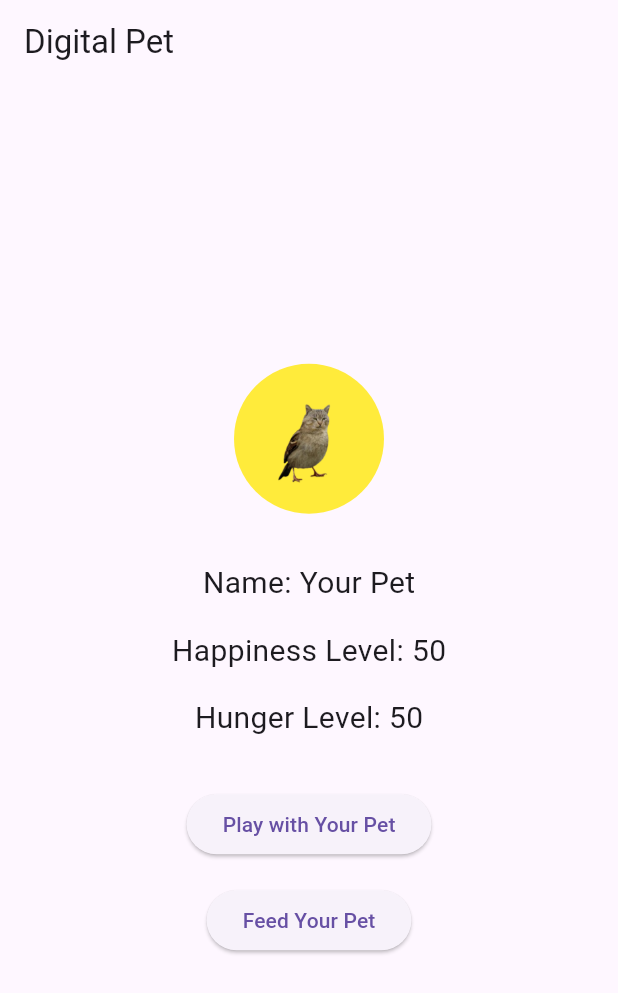
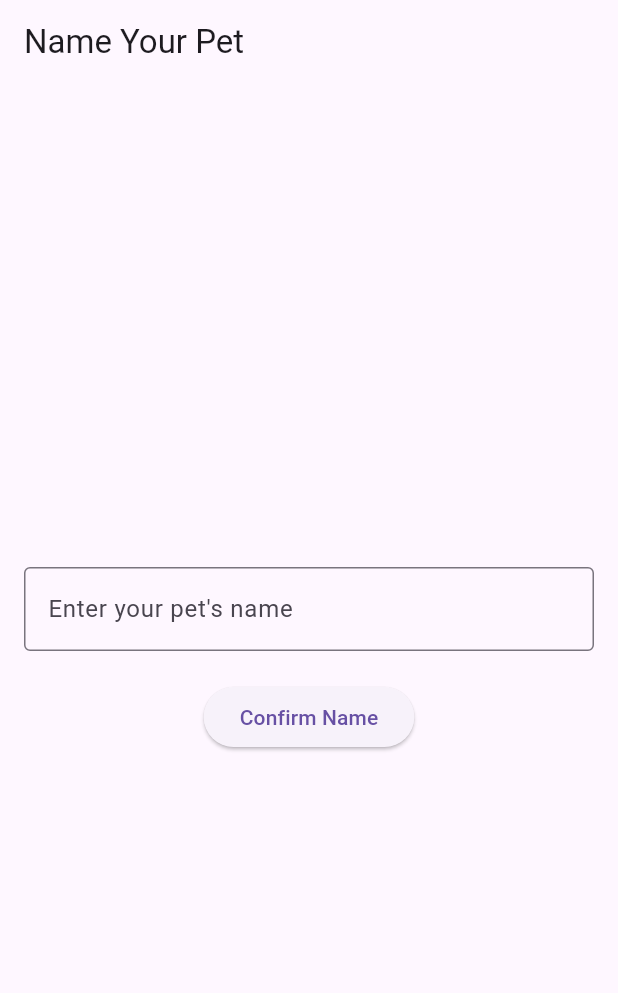
Before and after one commit to YummyFrog/mad_inclass5, a Flutter app: the screen it shows after launch, on a phone screen of 412 x 824 dp. Shown: the top 993 px of the screen. Run offline on Flutter 3.47's test engine with Material 3 defaults, Android fonts, the phone set to English and light mode, and no system bars.

Commit message:
added name and automatic hunger

```diff
--- a/lib/main.dart
+++ b/lib/main.dart
@@ -1,22 +1,107 @@
 import 'package:flutter/material.dart';
+import 'dart:async'; // Import Timer from dart:async
 
 void main() {
   runApp(
     MaterialApp(
-      home: DigitalPetApp(),
+      home: PetNameInputScreen(),
     ),
   );
 }
 
+// Screen for entering the pet's name
+class PetNameInputScreen extends StatefulWidget {
+  @override
+  _PetNameInputScreenState createState() => _PetNameInputScreenState();
+}
+
+class _PetNameInputScreenState extends State<PetNameInputScreen> {
+  final TextEditingController _nameController = TextEditingController();
+
+  void _navigateToDigitalPetApp(BuildContext context) {
+    if (_nameController.text.trim().isEmpty) {
+      // Show an error if the name is empty
+      ScaffoldMessenger.of(context).showSnackBar(
+        SnackBar(content: Text('Please enter a name for your pet!')),
+      );
+    } else {
+      // Navigate to the main app screen with the pet's name
+      Navigator.of(context).pushReplacement(
+        MaterialPageRoute(
+          builder: (context) => DigitalPetApp(petName: _nameController.text.trim()),
+        ),
+      );
+    }
+  }
+
+  @override
+  Widget build(BuildContext context) {
+    return Scaffold(
+      appBar: AppBar(
+        title: Text('Name Your Pet'),
+      ),
+      body: Padding(
+        padding: const EdgeInsets.all(16.0),
+        child: Column(
+          mainAxisAlignment: MainAxisAlignment.center,
+          children: [
+            TextField(
+              controller: _nameController,
+              decoration: InputDecoration(
+                labelText: 'Enter your pet\'s name',
+                border: OutlineInputBorder(),
+              ),
+            ),
+            SizedBox(height: 20),
+            ElevatedButton(
+              onPressed: () => _navigateToDigitalPetApp(context),
+              child: Text('Confirm Name'),
+            ),
+          ],
+        ),
+      ),
+    );
+  }
+}
+
+// Main app screen
 class DigitalPetApp extends StatefulWidget {
+  final String petName;
+
+  DigitalPetApp({required this.petName});
+
   @override
   _DigitalPetAppState createState() => _DigitalPetAppState();
 }
 
 class _DigitalPetAppState extends State<DigitalPetApp> {
-  String petName = "Your Pet";
   int happinessLevel = 50;
   int hungerLevel = 50;
+  Timer? _hungerTimer; // Timer for automatic hunger increase
+
+  @override
+  void initState() {
+    super.initState();
+    // Start the timer when the app starts
+    _startHungerTimer();
+  }
+
+  @override
+  void dispose() {
+    // Cancel the timer when the app is disposed
+    _hungerTimer?.cancel();
+    super.dispose();
+  }
+
+  // Function to start the timer
+  void _startHungerTimer() {
+    _hungerTimer = Timer.periodic(Duration(seconds: 30), (timer) {
+      setState(() {
+        hungerLevel = (hungerLevel + 5).clamp(0, 100); // Increase hunger by 5 every 30 seconds
+        _updateHappiness(); // Update happiness based on hunger level
+      });
+    });
+  }
 
   // Function to determine the pet's color based on happiness level
   Color _getPetColor() {
@@ -26,6 +111,17 @@ class _DigitalPetAppState extends State<DigitalPetApp> {
       return Colors.yellow; // Neutral
     } else {
       return Colors.red; // Unhappy
+    }
+  }
+
+  // Function to determine the pet's mood based on happiness level
+  String _getPetMood() {
+    if (happinessLevel > 70) {
+      return 'Happy 😊';
+    } else if (happinessLevel >= 30 && happinessLevel <= 70) {
+      return 'Neutral 😐';
+    } else {
+      return 'Unhappy 😞';
     }
   }
 
@@ -86,12 +182,19 @@ class _DigitalPetAppState extends State<DigitalPetApp> {
                   'assets/images/catbird-removebg-preview.png', // Path to your image in the assets folder
                   width: 80, // Adjust the size as needed
                   height: 80,
+                  fit: BoxFit.cover, // Ensure the image fits within the container
                 ),
               ),
             ),
-            SizedBox(height: 32.0),
+            SizedBox(height: 16.0),
+            // Pet mood indicator
             Text(
-              'Name: $petName',
+              'Mood: ${_getPetMood()}', // Display mood text and emoji
+              style: TextStyle(fontSize: 20.0),
+            ),
+            SizedBox(height: 16.0),
+            Text(
+              'Name: ${widget.petName}', // Display the custom pet name
               style: TextStyle(fontSize: 20.0),
             ),
             SizedBox(height: 16.0),
```
